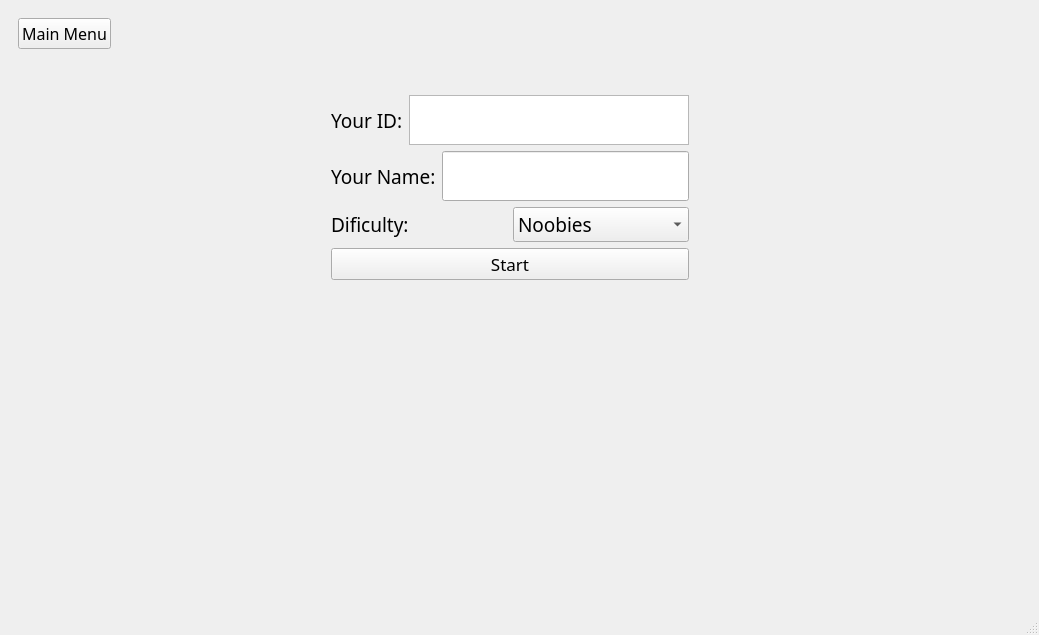
Above: mainwindow.ui from rezaqomy/quse before the change. Below: the same form after it.
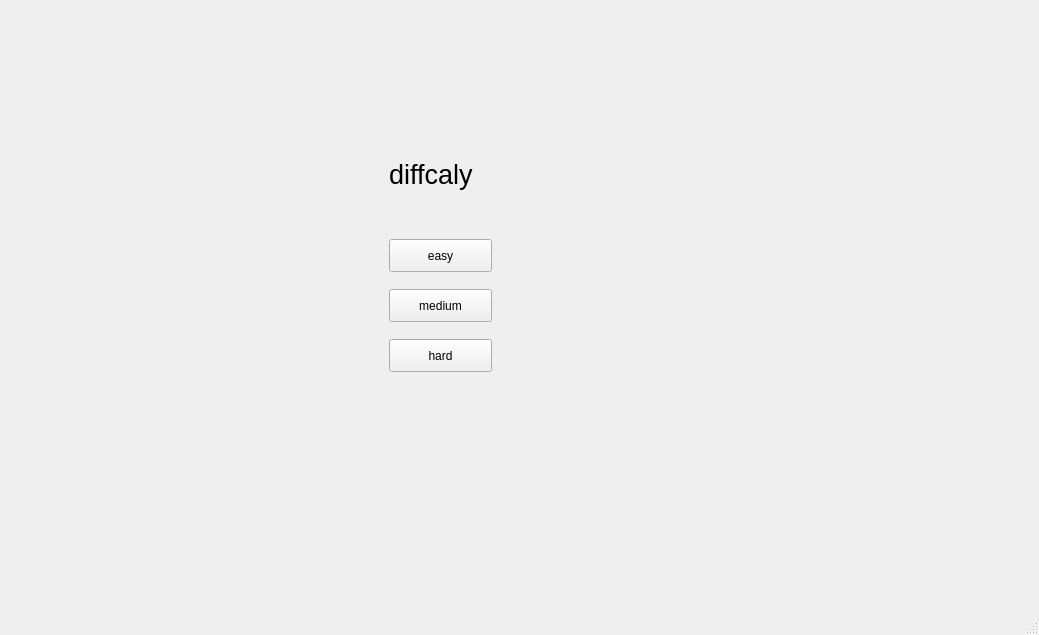
That is the form after the change. The open tabs and pages were chosen to show the change.

Patch:
```diff
--- a/mainwindow.ui
+++ b/mainwindow.ui
@@ -906,6 +906,65 @@
         </item>
        </layout>
       </widget>
+      <widget class="QWidget" name="page">
+       <widget class="QLabel" name="diffcaly_label">
+        <property name="geometry">
+         <rect>
+          <x>380</x>
+          <y>130</y>
+          <width>261</width>
+          <height>71</height>
+         </rect>
+        </property>
+        <property name="font">
+         <font>
+          <pointsize>20</pointsize>
+         </font>
+        </property>
+        <property name="text">
+         <string>diffcaly</string>
+        </property>
+       </widget>
+       <widget class="QPushButton" name="easy_pushButton">
+        <property name="geometry">
+         <rect>
+          <x>380</x>
+          <y>230</y>
+          <width>103</width>
+          <height>33</height>
+         </rect>
+        </property>
+        <property name="text">
+         <string>easy</string>
+        </property>
+       </widget>
+       <widget class="QPushButton" name="medium_pushButton">
+        <property name="geometry">
+         <rect>
+          <x>380</x>
+          <y>280</y>
+          <width>103</width>
+          <height>33</height>
+         </rect>
+        </property>
+        <property name="text">
+         <string>medium</string>
+        </property>
+       </widget>
+       <widget class="QPushButton" name="hard_pushButton">
+        <property name="geometry">
+         <rect>
+          <x>380</x>
+          <y>330</y>
+          <width>103</width>
+          <height>33</height>
+         </rect>
+        </property>
+        <property name="text">
+         <string>hard</string>
+        </property>
+       </widget>
+      </widget>
      </widget>
     </item>
    </layout>
```
Left out of the diff: 2 changed lines with no effect on the pictures.
